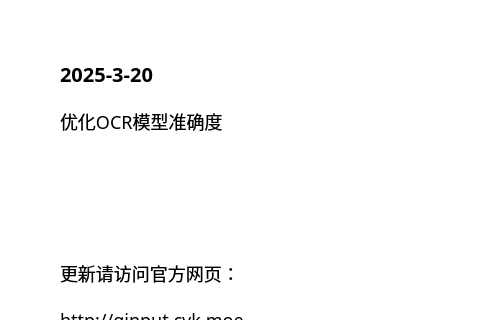
ChiyukiGana/Quickinput, file source/ui/AboutUi.ui: the form before one commit; both pictures show x 0 to 480 and y 0 to 320 of the 640 by 440 pixel window.
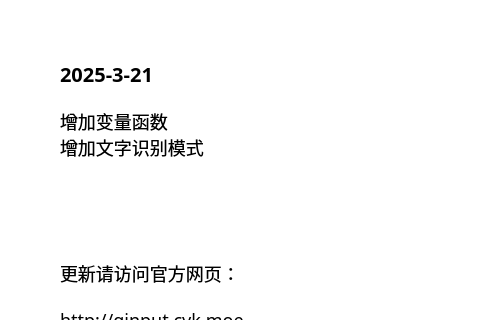
The form after the commit.

```diff
--- a/source/ui/AboutUi.ui
+++ b/source/ui/AboutUi.ui
@@ -91,7 +91,7 @@
          <string notr="true">font-size:20px</string>
         </property>
         <property name="text">
-         <string>2025-3-20</string>
+         <string>2025-3-21</string>
         </property>
         <property name="textFormat">
          <enum>Qt::PlainText</enum>
@@ -107,7 +107,8 @@
          </sizepolicy>
         </property>
         <property name="text">
-         <string>优化OCR模型准确度</string>
+         <string>增加变量函数
+增加文字识别模式</string>
         </property>
         <property name="textFormat">
          <enum>Qt::PlainText</enum>
```
